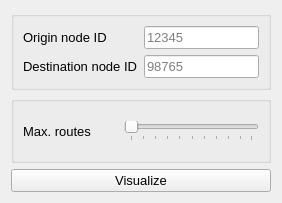
This is qaequilibrae/modules/paths_procedures/forms/ui_execute_single.ui in AequilibraE/QAequilibraE as Qt 5 draws it before an edit. The edited form follows.
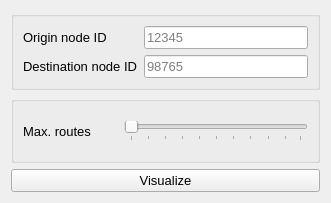
This is the edited form.

Commit message: line width

The edit to the form file:
```diff
--- a/qaequilibrae/modules/paths_procedures/forms/ui_execute_single.ui
+++ b/qaequilibrae/modules/paths_procedures/forms/ui_execute_single.ui
@@ -6,7 +6,7 @@
    <rect>
     <x>0</x>
     <y>0</y>
-    <width>282</width>
+    <width>331</width>
     <height>203</height>
    </rect>
   </property>
```
The commit also changes 2 other files.
